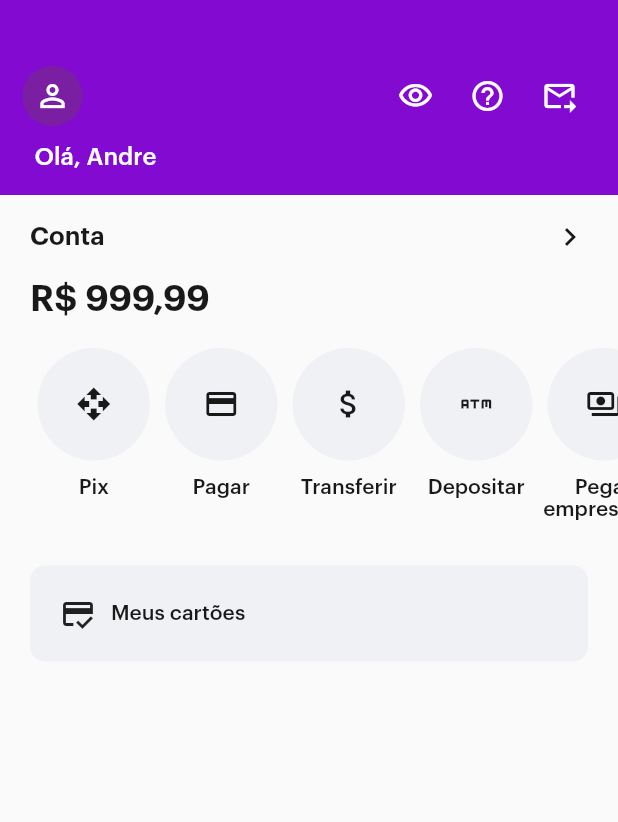
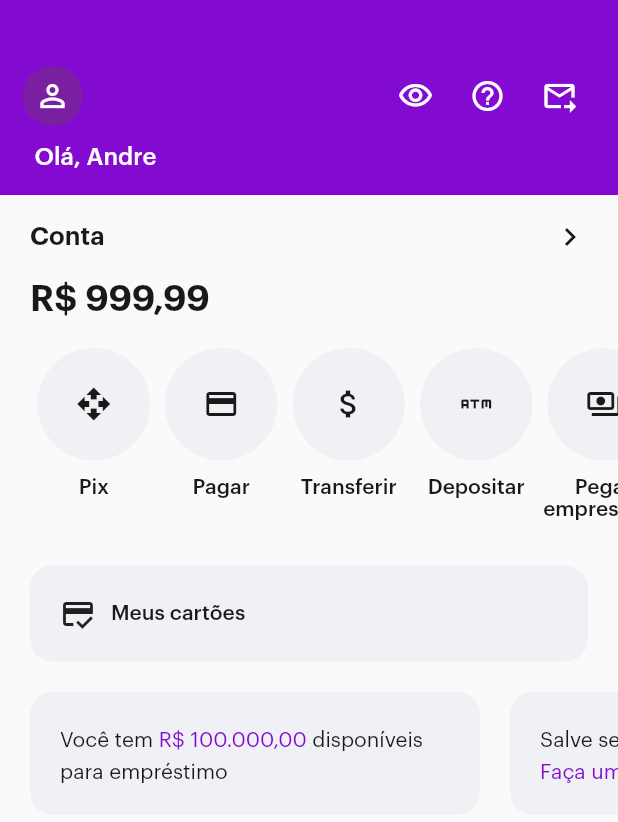
Before and after one commit to andrekubotsu/flutter-nubank-ui-clone, a Flutter app: the screen it shows after launch, on a phone screen of 412 x 824 dp. Shown: the top 822 px of the screen. Run offline on Flutter 3.47's test engine with Material 2 defaults, Android fonts, the phone set to English and light mode, and no system bars.

Commit message:
added: info cards

```diff
--- a/lib/modules/home/home_page.dart
+++ b/lib/modules/home/home_page.dart
@@ -109,7 +109,7 @@ class _HomePageState extends State<HomePage> {
                 width: mediaSize.width,
                 decoration: BoxDecoration(
                   color: AppColors.lightGrey,
-                  borderRadius: BorderRadius.circular(10),
+                  borderRadius: BorderRadius.circular(15),
                 ),
                 child: Row(
                   children: [
@@ -124,6 +124,61 @@ class _HomePageState extends State<HomePage> {
                   ],
                 ),
               ),
+            ),
+            SingleChildScrollView(
+              scrollDirection: Axis.horizontal,
+              child: Padding(
+                padding:
+                    const EdgeInsets.symmetric(horizontal: 20.0, vertical: 10),
+                child: Row(
+                  children: [
+                    Container(
+                      padding: const EdgeInsets.all(20),
+                      width: 300,
+                      decoration: BoxDecoration(
+                        color: AppColors.lightGrey,
+                        borderRadius: BorderRadius.circular(15),
+                      ),
+                      child: RichText(
+                        text: TextSpan(
+                            text: 'Você tem ',
+                            style: AppTextStyles.graphik14black400,
+                            children: [
+                              TextSpan(
+                                text: 'R\$ 100.000,00',
+                                style: AppTextStyles.graphik14purple400,
+                              ),
+                              TextSpan(
+                                  text: ' disponíveis para empréstimo',
+                                  style: AppTextStyles.graphik14black400)
+                            ]),
+                      ),
+                    ),
+                    SizedBox(
+                      width: 20,
+                    ),
+                    Container(
+                      padding: const EdgeInsets.all(20),
+                      width: 300,
+                      decoration: BoxDecoration(
+                        color: AppColors.lightGrey,
+                        borderRadius: BorderRadius.circular(15),
+                      ),
+                      child: RichText(
+                        text: TextSpan(
+                            text: 'Salve seus amigos da burocracia.    ',
+                            style: AppTextStyles.graphik14black400,
+                            children: [
+                              TextSpan(
+                                text: 'Faça um convite para o Nubank',
+                                style: AppTextStyles.graphik14purple400,
+                              ),
+                            ]),
+                      ),
+                    ),
+                  ],
+                ),
+              ),
             )
           ],
         ),
--- a/lib/shared/constants/app_fonts.dart
+++ b/lib/shared/constants/app_fonts.dart
@@ -7,23 +7,43 @@ class AppTextStyles {
     color: AppColors.white,
     fontSize: 16,
     fontFamily: 'Graphik',
-      fontWeight: FontWeight.w500);
+    fontWeight: FontWeight.w500,
+  );
+
+  static const graphik14black400 = TextStyle(
+    color: AppColors.black,
+    fontFamily: 'Graphik',
+    fontSize: 14,
+    fontWeight: FontWeight.w400,
+    height: 1.5,
+  );
+
+  static const graphik14purple400 = TextStyle(
+    color: AppColors.purple,
+    fontFamily: 'Graphik',
+    fontSize: 14,
+    fontWeight: FontWeight.w400,
+    height: 1.5,
+  );
 
   static const graphik14black500 = TextStyle(
     color: AppColors.black,
     fontFamily: 'Graphik',
     fontSize: 14,
-      fontWeight: FontWeight.w500);
+    fontWeight: FontWeight.w500,
+  );
 
   static const graphik17black600 = TextStyle(
     color: AppColors.black,
     fontFamily: 'Graphik',
     fontSize: 17,
-      fontWeight: FontWeight.w600);
+    fontWeight: FontWeight.w600,
+  );
 
   static const graphik24black600 = TextStyle(
     color: AppColors.black,
     fontFamily: 'Graphik',
     fontSize: 24,
-      fontWeight: FontWeight.w600);
+    fontWeight: FontWeight.w600,
+  );
 }
```
Lines whose indentation alone changed are shown as unchanged.
